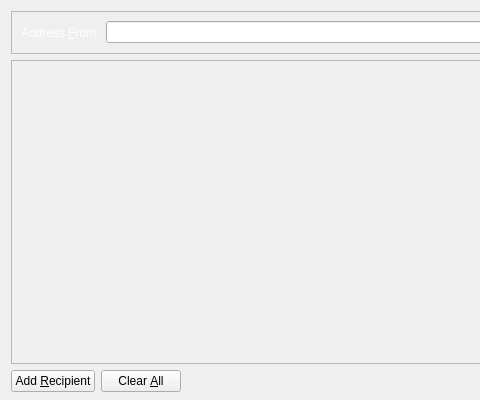
The window that src/qt/forms/sendmessagesdialog.ui (CryptoCoderz/DigitalNote) describes before a commit, drawn with Qt 5; both pictures show x 0 to 480 and y 0 to 400 of the 850 by 400 pixel window.
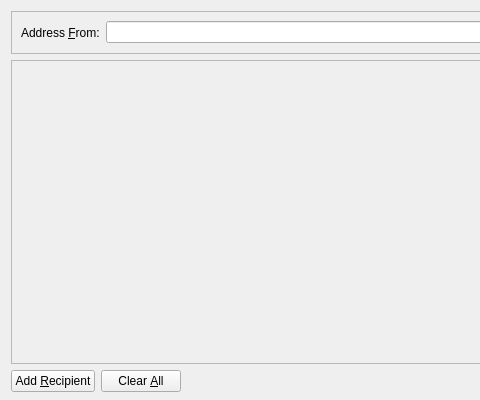
The same window after the commit. Icons and pictures are not drawn. Custom widgets are drawn as their Qt base class.

What changed in the file:
```diff
--- a/src/qt/forms/sendmessagesdialog.ui
+++ b/src/qt/forms/sendmessagesdialog.ui
@@ -44,7 +44,7 @@
       <item>
        <widget class="QLabel" name="addressFromLabel">
         <property name="styleSheet">
-         <string notr="true">color: #ffffff;</string>
+         <string notr="true"/>
         </property>
         <property name="text">
          <string>Address &amp;From:</string>
```
